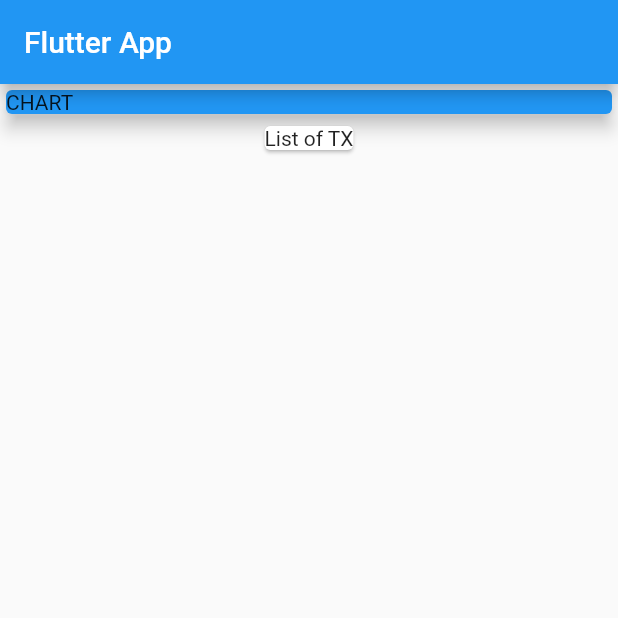
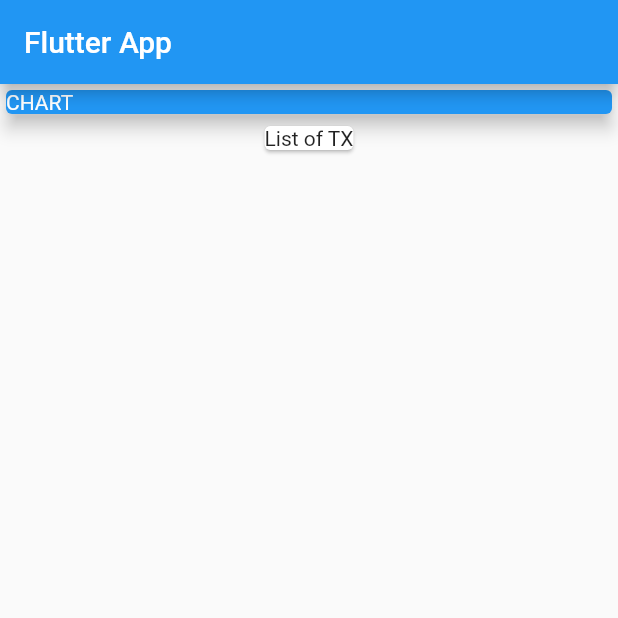
Before and after one commit to axe76/Flutter-Trials, a Flutter app: the screen it shows after launch, on a phone screen of 412 x 824 dp, the top half of it. Run offline on Flutter 3.47's test engine with Material 2 defaults, Android fonts, the phone set to English and light mode, and no system bars.

Commit message:
Small change to text colour

```diff
--- a/expenses_app/lib/main.dart
+++ b/expenses_app/lib/main.dart
@@ -31,7 +31,7 @@ class MyHomePage extends StatelessWidget {
             width: double.infinity,
             child: Card(
               color: Colors.blue,
-              child: Text("CHART"),
+              child: Text("CHART",style: TextStyle(color: Colors.white),),
               elevation: 5,),
           ),
           Card(child: Text("List of TX"),)
```
